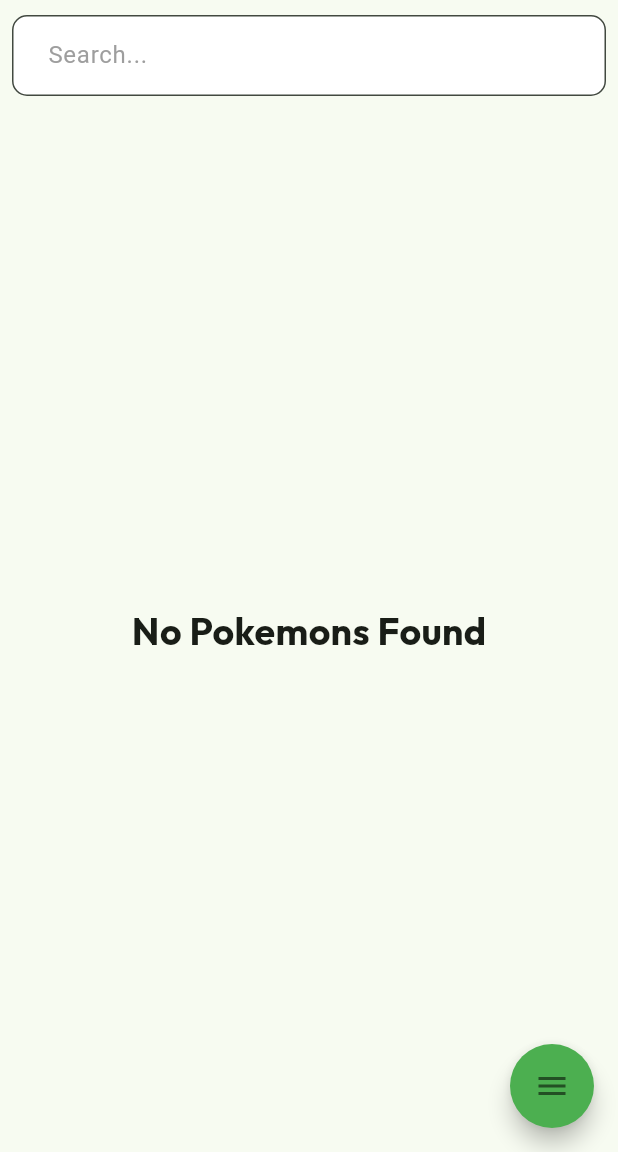
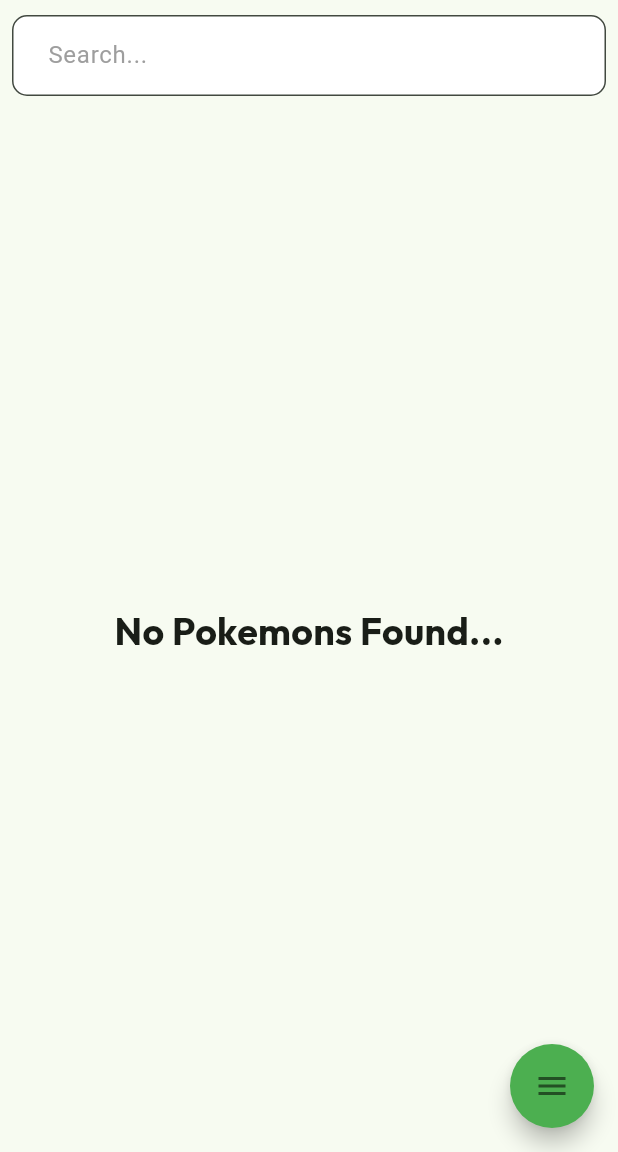
Before and after one commit to GioLigot/PokeDex1, a Flutter app: the screen it shows after launch, on a phone screen of 412 x 824 dp, the part 84-1236 px from its top. Run offline on Flutter 3.47's test engine with Material 3 defaults, Android fonts, the phone set to English and light mode, and no system bars; drawn by our look-alikes of flutter_speed_dial; our stand-ins replace bloc, equatable, flutter_bloc, sqflite; accounts and stored records are empty; project files that could hold a hidden picture were left out.

```diff
--- a/lib/pages/homepage/home_page.dart
+++ b/lib/pages/homepage/home_page.dart
@@ -110,7 +110,7 @@ class _HomePageState extends State<HomePage> {
                                   ))
                           : const Center(
                               child: Text(
-                              'No Pokemons Found',
+                              'No Pokemons Found...',
                               style: TextStyle(
                                   fontSize: 25,
                                   fontFamily: "Outfit",
```
Also changed, not shown: 1 other file.
